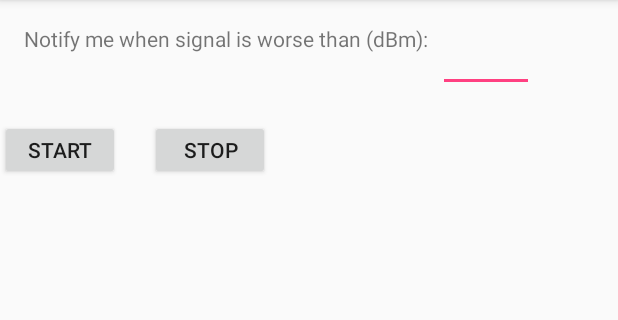
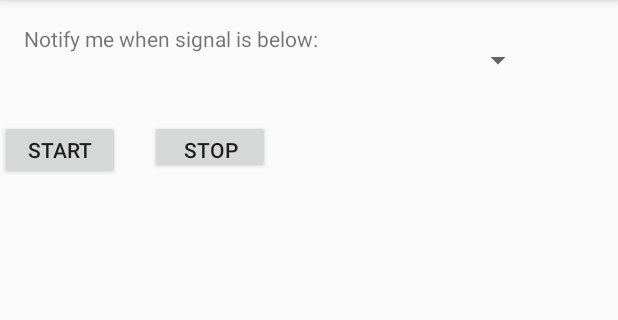
Before and after one commit to tkyanaga/LowSignalWarning, an Android app: the screen it shows after launch (MainActivity), after a tap on "START", on a phone screen of 412 x 824 dp, the part 84-404 px from its top. Run offline under Robolectric (Android 15) with nearby library versions, the phone set to English and light mode, and no system bars.

Commit message:
Spinner added to select the threshold level to start notifications. doesn't show selection in spinner :/

```diff
--- a/app/src/main/java/com/example/tyrone/lowsignalwarning/CellServiceListener.java
+++ b/app/src/main/java/com/example/tyrone/lowsignalwarning/CellServiceListener.java
@@ -23,7 +23,7 @@ public class CellServiceListener extends Service{
     }
     private TelephonyManager telephonyManager;
     private PhoneStateListener listener;
-    private int delayTime;
+    private int delayTime = 5000;
     private boolean goodService = true;
     private String TAG = "CellServiceListener";
 
@@ -40,6 +40,8 @@ public class CellServiceListener extends Service{
 
     @Override
     public int onStartCommand(Intent intent, int flags, int startId){
+//        MainActivity.signalType notifyBy = intent.getExtras(Globals.signalKey);
+//        TODO
         listener = new PhoneStateListener(){
             @Override
             public void onSignalStrengthsChanged(SignalStrength signalStrength){
@@ -73,6 +75,20 @@ public class CellServiceListener extends Service{
     private void showToast(String msg) {
         Toast.makeText(this, msg, Toast.LENGTH_SHORT).show();
     }
+//TODO
+//    private void goodService(MainActivity.signalType notifyBy){
+//        switch(notifyBy){
+//            case VIBRATE:
+//                goodServiceVibrate();
+//                break;
+//            case BOTH:
+//                goodServiceVibrate();
+//            case LIGHT:
+//                goodServiceLight();
+//                break;
+//        }
+//    }
+
 
     private void badServiceVibrate(){
         Vibrator v = (Vibrator) getSystemService(Context.VIBRATOR_SERVICE);
--- /dev/null
+++ b/app/src/main/java/com/example/tyrone/lowsignalwarning/Globals.java
@@ -0,0 +1,10 @@
+package com.example.tyrone.lowsignalwarning;
+
+/**
+ * Created by Tyrone on 8/10/19.
+ */
+
+public class Globals {
+    public static String signalKey = "SIGNAL_KEY";
+    public static String serviceThreshold = "SERVICE_THRESHOLD";
+}
--- a/app/src/main/java/com/example/tyrone/lowsignalwarning/MainActivity.java
+++ b/app/src/main/java/com/example/tyrone/lowsignalwarning/MainActivity.java
@@ -1,17 +1,30 @@
 package com.example.tyrone.lowsignalwarning;
 
+import android.app.Activity;
 import android.content.Intent;
 import android.os.Bundle;
 
 import android.support.v7.app.AppCompatActivity;
+import android.util.Log;
 import android.view.View;
+import android.widget.AdapterView;
+import android.widget.ArrayAdapter;
 import android.widget.Button;
+import android.widget.Spinner;
 import android.widget.Toast;
 
 public class MainActivity extends AppCompatActivity implements View.OnClickListener{
     private Button startButton;
     private Button stopButton;
+    private int service_level_int = 2; //default, 2, will notify below moderate service
+    private static final String TAG = "Main Activity";
 
+    //TODO  pass a signal of string so it can be retrieved
+    enum signalType{
+        VIBRATE, LIGHT, BOTH
+    }
+
+    private signalType notifyBy = signalType.BOTH;
 
     @Override
     protected void onCreate(Bundle savedInstanceState) {
@@ -24,6 +37,33 @@ public class MainActivity extends AppCompatActivity implements View.OnClickListe
         stopButton.setOnClickListener(this);
 
 
+        Spinner spinner = (Spinner) findViewById(R.id.notify_level);
+        // Create an ArrayAdapter using the string array and a default spinner layout
+        ArrayAdapter<CharSequence> adapter = ArrayAdapter.createFromResource(this, R.array.signal_level, android.R.layout.simple_spinner_dropdown_item);
+        // Specify the layout to use when the list of choices appears
+        adapter.setDropDownViewResource(android.R.layout.simple_spinner_dropdown_item);
+        // Apply the adapter to the spinner
+        spinner.setAdapter(adapter);
+        spinner.setOnItemSelectedListener(new AdapterView.OnItemSelectedListener() {
+
+            public void onItemSelected(AdapterView<?> parent, View view,
+                                       int pos, long id) {
+                // a level of service was chosen, pull the int out
+                // for readability, this isn't done inside 'valueOf'
+                String service_level_string = parent.getItemAtPosition(pos).toString();
+                Log.v(TAG, service_level_string);
+
+                try {
+                    service_level_int = Integer.valueOf(service_level_string.charAt(0)) - 48; // char(0) == 48
+                } catch (Exception e) {
+                    Log.e(TAG, "Int not found in signal_level choice");
+                }
+            }
+
+            public void onNothingSelected(AdapterView<?> parent) {
+                // Another interface callback
+            }
+        });
     }
 
     @Override
@@ -39,8 +79,11 @@ public class MainActivity extends AppCompatActivity implements View.OnClickListe
     }
 
     private void startWarning(){
-        Toast.makeText(getApplicationContext(),"starting warning",Toast.LENGTH_SHORT).show();
-        startService(new Intent(this, CellCallListener.class));
+        Toast.makeText(getApplicationContext(),"starting warning: " + service_level_int,Toast.LENGTH_SHORT).show();
+        Intent intent = new Intent(this, CellCallListener.class);
+        intent.putExtra(Globals.signalKey, notifyBy);
+        intent.putExtra(Globals.serviceThreshold, service_level_int);
+        startService(intent);
     }
 
     private void stopWarning(){
--- a/app/src/main/res/layout/activity_main.xml
+++ b/app/src/main/res/layout/activity_main.xml
@@ -16,9 +16,9 @@
         <Button
             android:id="@+id/stop_service"
             android:layout_width="80dp"
-            android:layout_height="40dp"
+            android:layout_height="36dp"
+            android:layout_marginLeft="100dp"
             android:layout_marginTop="80dp"
-            android:layout_marginLeft="100dp"
             android:text="@string/stop_service" />
 
         <TextView
@@ -29,27 +29,29 @@
             android:layout_marginLeft="@dimen/activity_horizontal_margin"
             android:layout_marginRight="@dimen/activity_horizontal_margin"
             android:layout_marginTop="@dimen/activity_vertical_margin"
-            android:text="@string/low_signal_threshold"/>
-        <EditText
+            android:text="@string/low_signal_threshold" />
+
+        <Spinner
+            android:id="@+id/notify_level"
             android:layout_width="64dp"
             android:layout_height="wrap_content"
+            android:layout_marginLeft="292dp"
             android:layout_marginTop="16dp"
-            android:layout_marginLeft="292dp"
-            android:inputType="number"/>
+            android:spinnerMode="dropdown"/>
 
         <Button
             android:id="@+id/start_service"
             android:layout_width="80dp"
             android:layout_height="40dp"
             android:layout_marginTop="80dp"
-            android:text="@string/start_service"/>
+            android:text="@string/start_service" />
 
         <TextView
+            android:id="@+id/display"
             android:layout_width="80dp"
             android:layout_height="40dp"
-            android:layout_marginTop="200dp"
             android:layout_marginLeft="50dp"
-            android:id="@+id/display"/>
+            android:layout_marginTop="200dp" />
 
     </FrameLayout>
 
--- a/app/src/main/res/values/strings.xml
+++ b/app/src/main/res/values/strings.xml
@@ -3,7 +3,16 @@
     <string name="title_home">Home</string>
     <string name="title_dashboard">Dashboard</string>
     <string name="title_notifications">Notifications</string>
-    <string name="low_signal_threshold">Notify me when signal is worse than (dBm): </string>
+    <string name="low_signal_threshold">Notify me when signal is below: </string>
     <string name="start_service">Start</string>
     <string name="stop_service">Stop</string>
+
+
+    <string-array name="signal_level">
+        <item>0 - None or Unknown</item>
+        <item>1 - Poor</item>
+        <item>2 - Moderate</item>
+        <item>3 - Good</item>
+        <item>4 - Great</item>
+    </string-array>
 </resources>
```
